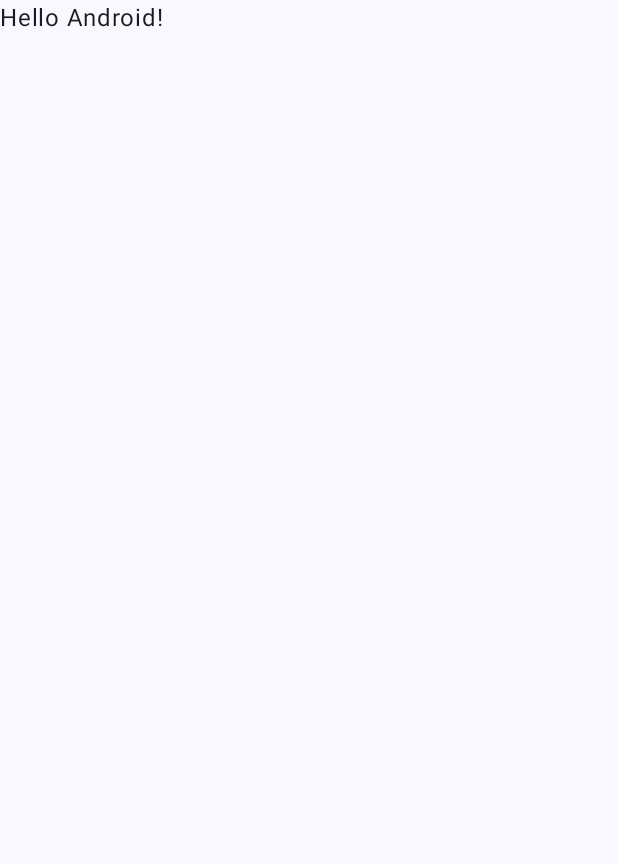
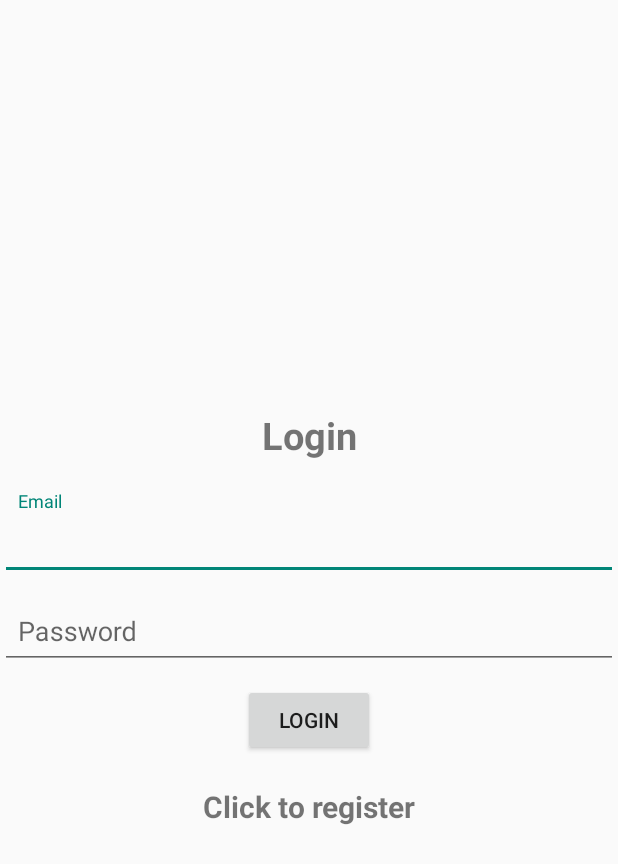
Before and after one commit to Mila-Slavkovska/MPIP-Project, an Android app built with Jetpack Compose: the screen it shows after launch (MainActivity before the commit, LoginActivity after it), on a phone screen of 412 x 824 dp. Before the commit the part shown is almost empty. Shown: the top 864 px of the screen. Run offline under Robolectric (Android 15) with nearby library versions, the light colour scheme and no system bars; our stand-ins replace Firebase (no records; nobody signed in at launch, a user with empty details on screens opened directly).

Commit message:
Add Login and Register using Firebase Authentication

```diff
--- a/app/build.gradle.kts
+++ b/app/build.gradle.kts
@@ -2,6 +2,7 @@ plugins {
     alias(libs.plugins.android.application)
     alias(libs.plugins.kotlin.android)
     alias(libs.plugins.kotlin.compose)
+    alias(libs.plugins.google.gms.google.services)
 }
 
 android {
@@ -49,6 +50,11 @@ dependencies {
     implementation(libs.androidx.ui.graphics)
     implementation(libs.androidx.ui.tooling.preview)
     implementation(libs.androidx.material3)
+    implementation(libs.firebase.auth)
+    implementation(libs.androidx.appcompat)
+    implementation(libs.material)
+    implementation(libs.androidx.activity)
+    implementation(libs.androidx.constraintlayout)
     testImplementation(libs.junit)
     androidTestImplementation(libs.androidx.junit)
     androidTestImplementation(libs.androidx.espresso.core)
--- /dev/null
+++ b/app/src/main/java/com/example/mpip/LoginActivity.kt
@@ -0,0 +1,90 @@
+package com.example.mpip
+
+import android.content.Intent
+import android.os.Bundle
+import android.text.TextUtils
+import android.util.Log
+import android.widget.Button
+import android.widget.ProgressBar
+import android.widget.TextView
+import android.widget.Toast
+import androidx.activity.enableEdgeToEdge
+import androidx.appcompat.app.AppCompatActivity
+import androidx.core.view.ViewCompat
+import androidx.core.view.WindowInsetsCompat
+import com.google.android.material.textfield.TextInputEditText
+import com.google.firebase.auth.FirebaseAuth
+
+class LoginActivity : AppCompatActivity() {
+
+    private val auth = FirebaseAuth.getInstance()
+
+    public override fun onStart() {
+        super.onStart()
+        // Check if user is signed in (non-null) and update UI accordingly.
+        val currentUser = auth.currentUser
+        if (currentUser != null) {
+            val intent = Intent(applicationContext, MainActivity::class.java);
+            startActivity(intent);
+            finish();
+        }
+    }
+
+    override fun onCreate(savedInstanceState: Bundle?) {
+        super.onCreate(savedInstanceState)
+        enableEdgeToEdge()
+        setContentView(R.layout.activity_login)
+        ViewCompat.setOnApplyWindowInsetsListener(findViewById(R.id.main)) { v, insets ->
+            val systemBars = insets.getInsets(WindowInsetsCompat.Type.systemBars())
+            v.setPadding(systemBars.left, systemBars.top, systemBars.right, systemBars.bottom)
+            insets
+        }
+
+        val editTextEmail: TextInputEditText = findViewById(R.id.email);
+        val editTextPassword: TextInputEditText = findViewById(R.id.password);
+        val buttonLogin: Button = findViewById(R.id.btn_login);
+        val textView: TextView = findViewById(R.id.register_now);
+
+        textView.setOnClickListener {
+            val intent = Intent(applicationContext, RegisterActivity::class.java);
+            startActivity(intent);
+            finish();
+        }
+
+        buttonLogin.setOnClickListener {
+            val email = editTextEmail.text.toString();
+            val password = editTextPassword.text.toString();
+
+            Log.d("RegisterActivity", "Email: $email, Password: $password");
+
+            if(TextUtils.isEmpty(email)){
+                Toast.makeText(this, "Enter an email", Toast.LENGTH_SHORT).show();
+                return@setOnClickListener;
+            }
+
+            if(TextUtils.isEmpty(password)){
+                Toast.makeText(this, "Enter a password", Toast.LENGTH_SHORT).show();
+                return@setOnClickListener;
+            }
+
+            auth.signInWithEmailAndPassword(email, password)
+                .addOnCompleteListener(this) { task ->
+                    if (task.isSuccessful) {
+                        // Sign in success, update UI with the signed-in user's information
+                        Toast.makeText(applicationContext, "Login Successful", Toast.LENGTH_SHORT).show();
+                        val intent = Intent(applicationContext, MainActivity::class.java);
+                        startActivity(intent);
+                        finish();
+//                        val user = auth.currentUser
+                    } else {
+                        // If sign in fails, display a message to the user.
+                        Toast.makeText(
+                            baseContext,
+                            "Authentication failed.",
+                            Toast.LENGTH_SHORT,
+                        ).show();
+                    }
+                }
+        }
+    }
+}
--- /dev/null
+++ b/app/src/main/res/layout/activity_login.xml
@@ -0,0 +1,63 @@
+<?xml version="1.0" encoding="utf-8"?>
+<LinearLayout xmlns:android="http://schemas.android.com/apk/res/android"
+    xmlns:app="http://schemas.android.com/apk/res-auto"
+    xmlns:tools="http://schemas.android.com/tools"
+    android:id="@+id/main"
+    android:layout_width="match_parent"
+    android:layout_height="match_parent"
+    android:orientation="vertical"
+    android:gravity="center"
+    android:padding="30dp"
+    tools:context=".LoginActivity">
+
+    <TextView
+        android:text="@string/login"
+        android:layout_width="match_parent"
+        android:layout_height="wrap_content"
+        android:gravity="center"
+        android:layout_marginBottom="20dp"
+        android:textSize="25sp"
+        android:textStyle="bold"/>
+
+    <com.google.android.material.textfield.TextInputLayout
+        android:layout_width="match_parent"
+        android:layout_height="wrap_content">
+        <com.google.android.material.textfield.TextInputEditText
+            android:id="@+id/email"
+            android:hint="@string/email"
+            android:layout_width="match_parent"
+            android:layout_height="wrap_content"
+            android:minHeight="48dp"
+            android:padding="12dp"/>
+    </com.google.android.material.textfield.TextInputLayout>
+
+    <com.google.android.material.textfield.TextInputLayout
+        android:layout_width="match_parent"
+        android:layout_height="wrap_content">
+        <com.google.android.material.textfield.TextInputEditText
+            android:id="@+id/password"
+            android:hint="@string/password"
+            android:layout_width="match_parent"
+            android:layout_height="wrap_content"
+            android:minHeight="48dp"
+            android:padding="12dp"/>
+    </com.google.android.material.textfield.TextInputLayout>
+
+    <Button
+        android:id="@+id/btn_login"
+        android:text="@string/login"
+        android:layout_marginTop="10dp"
+        android:layout_width="wrap_content"
+        android:layout_height="wrap_content" />
+
+    <TextView
+        android:id="@+id/register_now"
+        android:text="@string/click_to_register"
+        android:textStyle="bold"
+        android:textSize="20sp"
+        android:gravity="center"
+        android:layout_marginTop="20dp"
+        android:layout_width="match_parent"
+        android:layout_height="wrap_content" />
+
+</LinearLayout>
--- a/app/src/main/res/values/strings.xml
+++ b/app/src/main/res/values/strings.xml
@@ -1,3 +1,10 @@
 <resources>
     <string name="app_name">MPIP</string>
+    <string name="title_activity_login">Login</string>
+    <string name="login">Login</string>
+    <string name="email">Email</string>
+    <string name="password">Password</string>
+    <string name="register">Register</string>
+    <string name="click_to_login">Click to login</string>
+    <string name="click_to_register">Click to register</string>
 </resources>
--- a/app/src/main/res/values/themes.xml
+++ b/app/src/main/res/values/themes.xml
@@ -1,5 +1,5 @@
 <?xml version="1.0" encoding="utf-8"?>
 <resources>
 
-    <style name="Theme.MPIP" parent="android:Theme.Material.Light.NoActionBar" />
+    <style name="Theme.MPIP" parent="Theme.AppCompat.Light.NoActionBar" />
 </resources>
--- a/build.gradle.kts
+++ b/build.gradle.kts
@@ -3,4 +3,5 @@ plugins {
     alias(libs.plugins.android.application) apply false
     alias(libs.plugins.kotlin.android) apply false
     alias(libs.plugins.kotlin.compose) apply false
+    alias(libs.plugins.google.gms.google.services) apply false
 }
```
Also changed, not shown: app/src/main/AndroidManifest.xml (+16 -6 lines), app/src/main/java/com/example/mpip/RegisterActivity.kt (added, +94 -0 lines), app/src/main/res/layout/activity_register.xml (added, +69 -0 lines).
